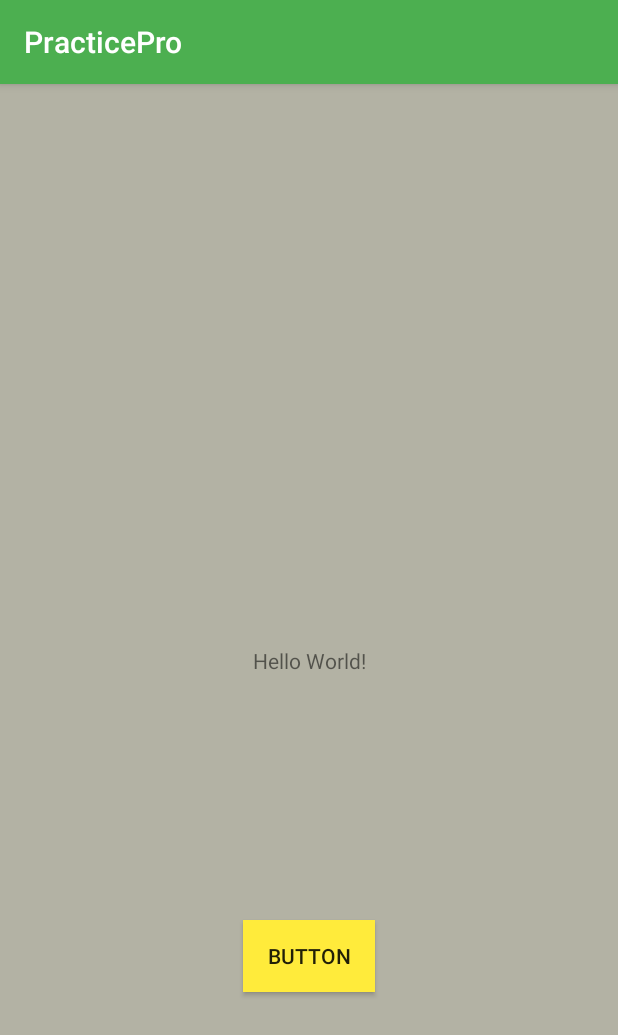
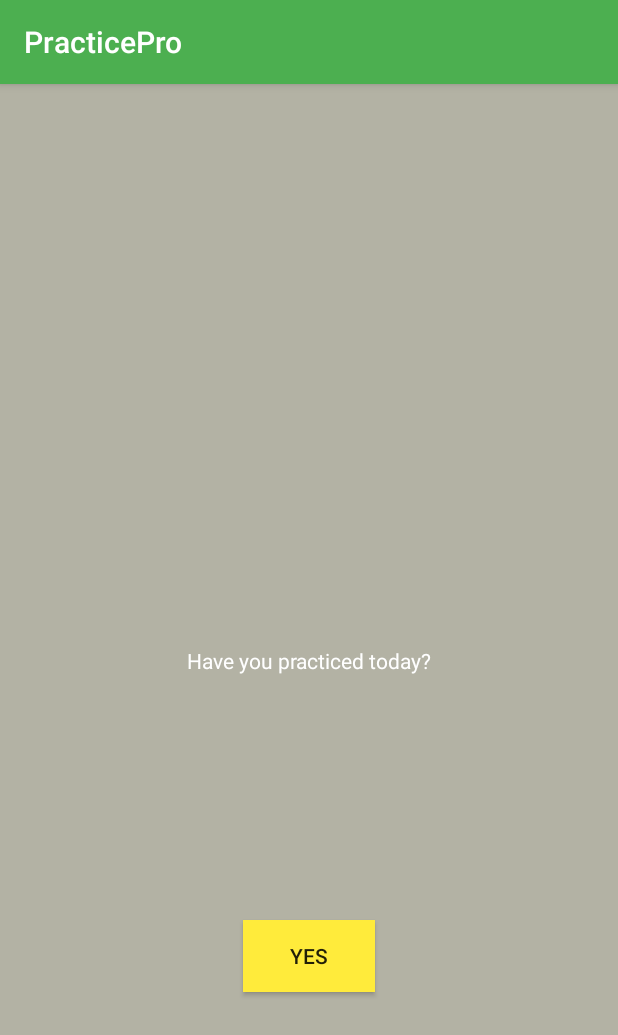
Before and after one commit to katking545/im361android, an Android app: the screen it shows after launch (MainActivity), on a phone screen of 412 x 824 dp. Shown: the top 1035 px of the screen. Run offline under Robolectric (Android 15) with nearby library versions, the phone set to English and light mode, and no system bars.

Commit message:
tuesday update

```diff
--- a/app/src/main/res/layout/activity_main.xml
+++ b/app/src/main/res/layout/activity_main.xml
@@ -10,11 +10,12 @@
     <TextView
             android:layout_width="wrap_content"
             android:layout_height="wrap_content"
-            android:text="Hello World!"
+            android:text="@string/have_you_practiced_today"
             app:layout_constraintBottom_toBottomOf="parent"
             app:layout_constraintLeft_toLeftOf="parent"
             app:layout_constraintRight_toRightOf="parent"
-            app:layout_constraintTop_toTopOf="parent" android:id="@+id/my_text_view"/>
+            app:layout_constraintTop_toTopOf="parent" android:id="@+id/my_text_view"
+            android:textColor="@android:color/background_light"/>
     <Button
             android:text="@string/button"
             android:layout_width="wrap_content"
--- a/app/src/main/res/values/strings.xml
+++ b/app/src/main/res/values/strings.xml
@@ -1,8 +1,10 @@
 <resources>
     <string name="app_name">PracticePro</string>
     <plurals name="has_been_clicked">
-        <item quantity="one">I\'ve been clicked %d time!</item>
-        <item quantity="other">I\'ve been clicked %d times!</item>
+        <item quantity="one">Good job!</item>
+        <item quantity="other">Keep it up!</item>
     </plurals>
-    <string name="button">Button</string>
+    <string name="button">Yes</string>
+    <string name="have_you_practiced_today">Have you practiced today?</string>
+
 </resources>
```
